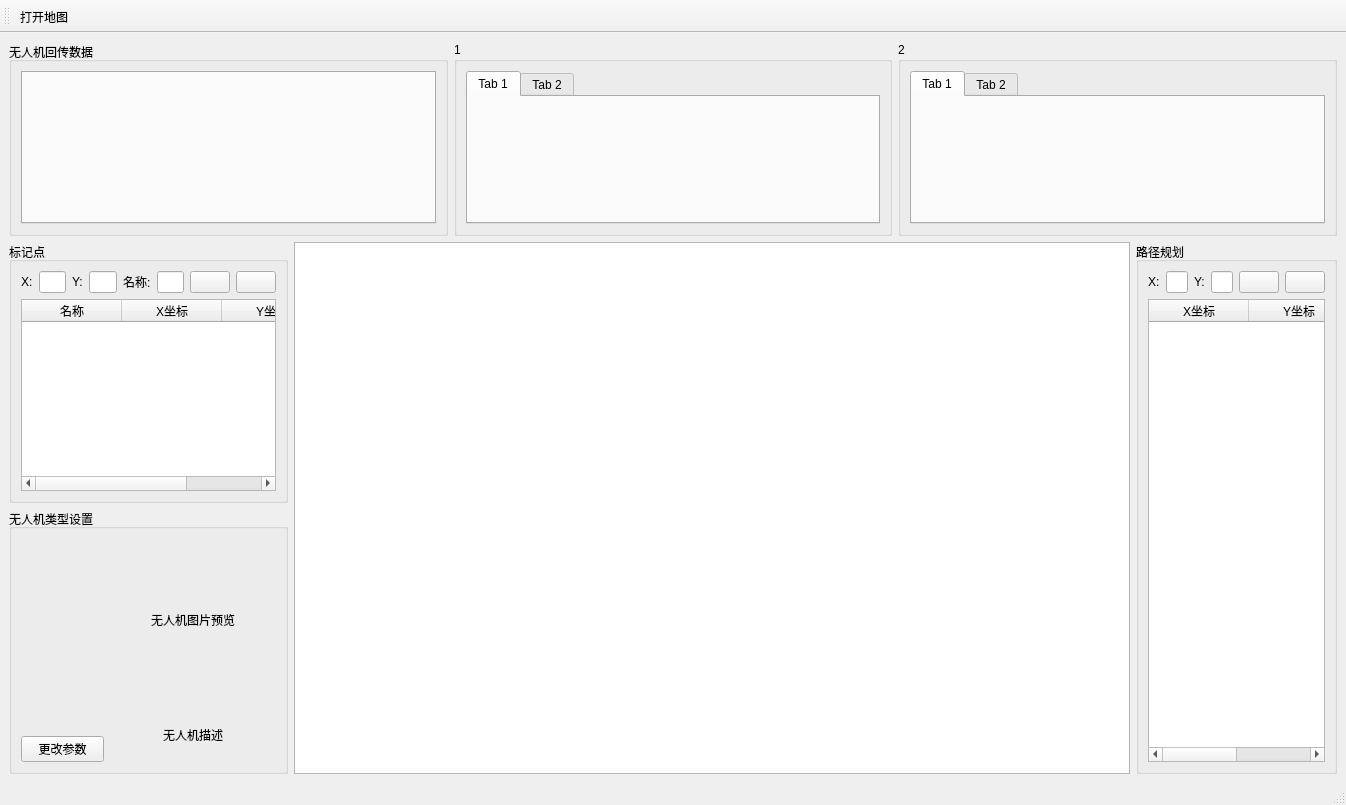
Old version of the form UAV/UAVServer/mainwindow.ui in the repository zt900403/UAV.
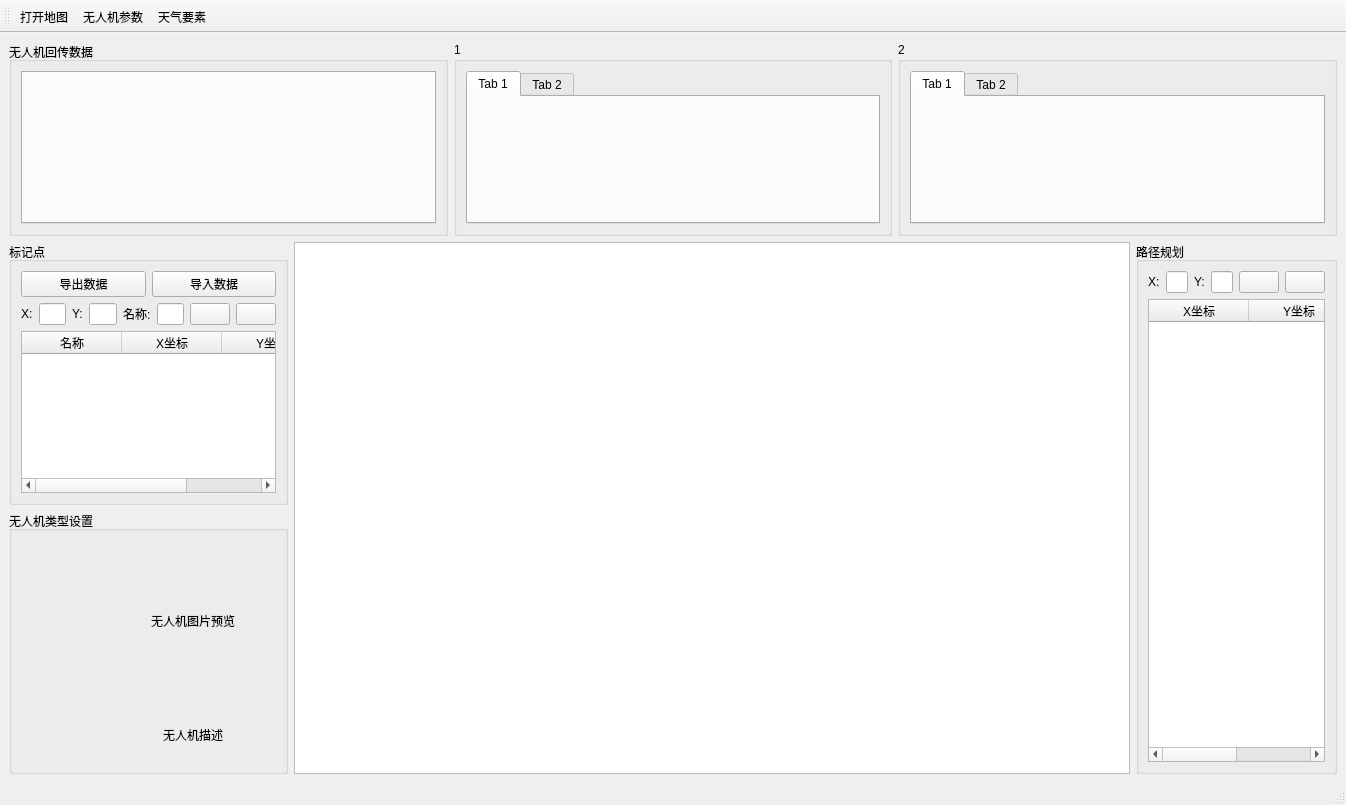
New version of the form. Icons and pictures are not drawn. Custom widgets are drawn as their Qt base class.

```diff
--- a/UAV/UAVServer/mainwindow.ui
+++ b/UAV/UAVServer/mainwindow.ui
@@ -91,6 +91,24 @@
            <string>标记点</string>
           </property>
           <layout class="QVBoxLayout" name="verticalLayout_9">
+           <item>
+            <layout class="QHBoxLayout" name="horizontalLayout_6">
+             <item>
+              <widget class="QPushButton" name="exportTagsBtn">
+               <property name="text">
+                <string>导出数据</string>
+               </property>
+              </widget>
+             </item>
+             <item>
+              <widget class="QPushButton" name="importTagsBtn">
+               <property name="text">
+                <string>导入数据</string>
+               </property>
+              </widget>
+             </item>
+            </layout>
+           </item>
            <item>
             <layout class="QHBoxLayout" name="horizontalLayout_5">
              <item>
@@ -187,17 +205,6 @@
                </property>
               </widget>
              </item>
-             <item>
-              <widget class="QPushButton" name="changeUAVTypeBtn">
-               <property name="text">
-                <string>更改参数</string>
-               </property>
-               <property name="icon">
-                <iconset resource="qavserver.qrc">
-                 <normaloff>:/images/icos/Gear.ico</normaloff>:/images/icos/Gear.ico</iconset>
-               </property>
-              </widget>
-             </item>
             </layout>
            </item>
            <item>
@@ -342,9 +349,11 @@
     <enum>TopToolBarArea</enum>
    </attribute>
    <attribute name="toolBarBreak">
-    <bool>true</bool>
+    <bool>false</bool>
    </attribute>
    <addaction name="openMap"/>
+   <addaction name="uavParameter"/>
+   <addaction name="weatherBtn"/>
   </widget>
   <action name="openMap">
    <property name="icon">
@@ -355,6 +364,30 @@
     <string>打开地图</string>
    </property>
   </action>
+  <action name="uavParameter">
+   <property name="icon">
+    <iconset resource="qavserver.qrc">
+     <normaloff>:/images/icos/uavBtn.ico</normaloff>:/images/icos/uavBtn.ico</iconset>
+   </property>
+   <property name="text">
+    <string>无人机参数</string>
+   </property>
+   <property name="toolTip">
+    <string>修改无人机参数</string>
+   </property>
+  </action>
+  <action name="weatherBtn">
+   <property name="icon">
+    <iconset resource="qavserver.qrc">
+     <normaloff>:/images/icos/weather.ico</normaloff>:/images/icos/weather.ico</iconset>
+   </property>
+   <property name="text">
+    <string>天气要素</string>
+   </property>
+   <property name="toolTip">
+    <string>更改天气要素</string>
+   </property>
+  </action>
  </widget>
  <customwidgets>
   <customwidget>
```
